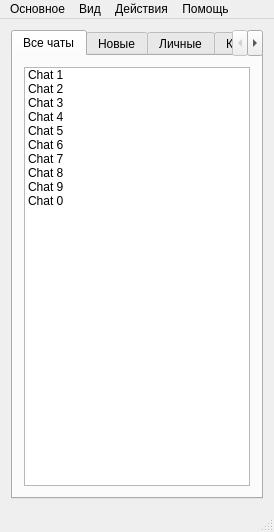
Before: the Qt Designer form mainwindow.ui in kutegram/client, drawn with Qt 5.
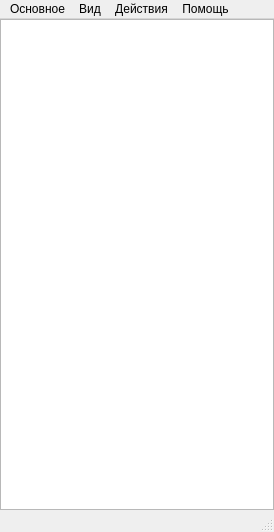
After: the same form once the commit is applied.

Commit message: Chats list

Diff of the .ui file:
```diff
--- a/mainwindow.ui
+++ b/mainwindow.ui
@@ -15,89 +15,17 @@
   </property>
   <widget class="QWidget" name="centralWidget">
    <layout class="QVBoxLayout" name="verticalLayout">
+    <property name="spacing">
+     <number>0</number>
+    </property>
+    <property name="margin">
+     <number>0</number>
+    </property>
     <item>
-     <widget class="QTabWidget" name="tabWidget">
-      <property name="currentIndex">
-       <number>0</number>
-      </property>
-      <widget class="QWidget" name="tab">
-       <attribute name="title">
-        <string>Все чаты</string>
-       </attribute>
-       <layout class="QVBoxLayout" name="verticalLayout_3">
-        <item>
-         <widget class="QListWidget" name="listWidget">
-          <item>
-           <property name="text">
-            <string>Chat 1</string>
-           </property>
-          </item>
-          <item>
-           <property name="text">
-            <string>Chat 2</string>
-           </property>
-          </item>
-          <item>
-           <property name="text">
-            <string>Chat 3</string>
-           </property>
-          </item>
-          <item>
-           <property name="text">
-            <string>Chat 4</string>
-           </property>
-          </item>
-          <item>
-           <property name="text">
-            <string>Chat 5</string>
-           </property>
-          </item>
-          <item>
-           <property name="text">
-            <string>Chat 6</string>
-           </property>
-          </item>
-          <item>
-           <property name="text">
-            <string>Chat 7</string>
-           </property>
-          </item>
-          <item>
-           <property name="text">
-            <string>Chat 8</string>
-           </property>
-          </item>
-          <item>
-           <property name="text">
-            <string>Chat 9</string>
-           </property>
-          </item>
-          <item>
-           <property name="text">
-            <string>Chat 0</string>
-           </property>
-          </item>
-         </widget>
-        </item>
-       </layout>
-      </widget>
-      <widget class="QWidget" name="tab_3">
-       <attribute name="title">
-        <string>Новые</string>
-       </attribute>
-      </widget>
-      <widget class="QWidget" name="tab_4">
-       <attribute name="title">
-        <string>Личные</string>
-       </attribute>
-      </widget>
-      <widget class="QWidget" name="tab_2">
-       <attribute name="title">
-        <string>Каналы</string>
-       </attribute>
-       <layout class="QVBoxLayout" name="verticalLayout_2"/>
-      </widget>
-     </widget>
+     <widget class="QTabBar" name="tabBar" native="true"/>
+    </item>
+    <item>
+     <widget class="QListView" name="dialogView"/>
     </item>
    </layout>
   </widget>
@@ -151,6 +79,14 @@
   </action>
  </widget>
  <layoutdefault spacing="6" margin="11"/>
+ <customwidgets>
+  <customwidget>
+   <class>QTabBar</class>
+   <extends>QWidget</extends>
+   <header>qtabbar.h</header>
+   <container>1</container>
+  </customwidget>
+ </customwidgets>
  <resources/>
  <connections>
   <connection>
```
Left out of the diff: 4 changed lines with no effect on the pictures. The commit also changes 9 other files.
